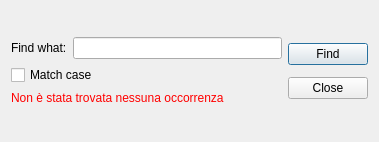
Above: Qt/find_dialog.ui from Gioelio/sparse_matrix before the change. Below: the same form after it.
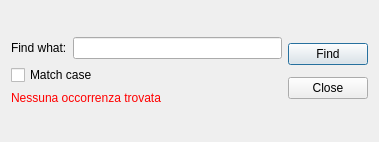
That is the form after the change.

```diff
--- a/Qt/find_dialog.ui
+++ b/Qt/find_dialog.ui
@@ -186,7 +186,7 @@
             <string notr="true">color: red;</string>
            </property>
            <property name="text">
-            <string>Non è stata trovata nessuna occorrenza</string>
+            <string>Nessuna occorrenza trovata</string>
            </property>
           </widget>
          </item>
```
